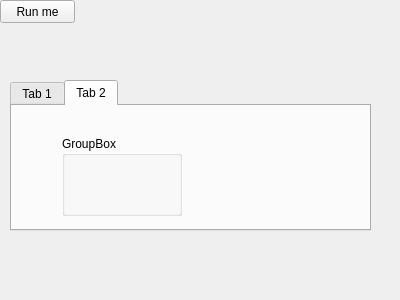
Above: example/mainwindow.ui from xfreebird/qwin7utils before the change. Below: the same form after it.
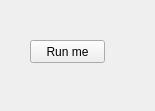
That is the form after the change.

Diff of the .ui file:
```diff
--- a/example/mainwindow.ui
+++ b/example/mainwindow.ui
@@ -6,8 +6,8 @@
    <rect>
     <x>0</x>
     <y>0</y>
-    <width>400</width>
-    <height>300</height>
+    <width>155</width>
+    <height>111</height>
    </rect>
   </property>
   <property name="windowTitle">
@@ -17,8 +17,8 @@
    <widget class="QPushButton" name="pushButton">
     <property name="geometry">
      <rect>
-      <x>0</x>
-      <y>0</y>
+      <x>30</x>
+      <y>40</y>
       <width>75</width>
       <height>23</height>
      </rect>
@@ -27,55 +27,6 @@
      <string>Run me</string>
     </property>
    </widget>
-   <widget class="QTabWidget" name="tabWidget">
-    <property name="geometry">
-     <rect>
-      <x>10</x>
-      <y>80</y>
-      <width>361</width>
-      <height>151</height>
-     </rect>
-    </property>
-    <property name="currentIndex">
-     <number>1</number>
-    </property>
-    <widget class="QWidget" name="tab">
-     <attribute name="title">
-      <string>Tab 1</string>
-     </attribute>
-     <widget class="QSpinBox" name="spinBox">
-      <property name="geometry">
-       <rect>
-        <x>40</x>
-        <y>20</y>
-        <width>42</width>
-        <height>22</height>
-       </rect>
-      </property>
-      <property name="value">
-       <number>45</number>
-      </property>
-     </widget>
-    </widget>
-    <widget class="QWidget" name="tab_2">
-     <attribute name="title">
-      <string>Tab 2</string>
-     </attribute>
-     <widget class="QGroupBox" name="groupBox">
-      <property name="geometry">
-       <rect>
-        <x>50</x>
-        <y>30</y>
-        <width>120</width>
-        <height>80</height>
-       </rect>
-      </property>
-      <property name="title">
-       <string>GroupBox</string>
-      </property>
-     </widget>
-    </widget>
-   </widget>
   </widget>
  </widget>
  <layoutdefault spacing="6" margin="11"/>
```
